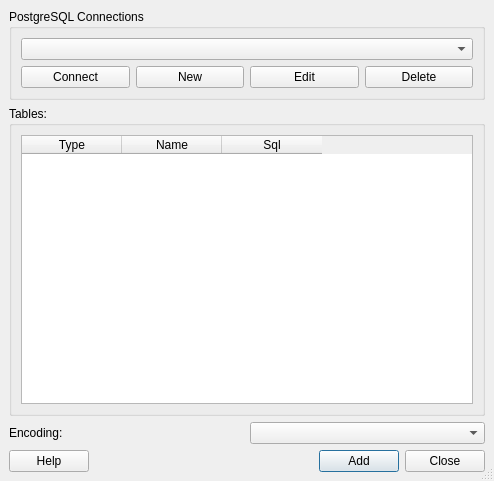
Old version of the form branches/ogr-plugin-branch/src/ui/qgsdbsourceselectbase.ui in the repository stopa85/Quantum-GIS.
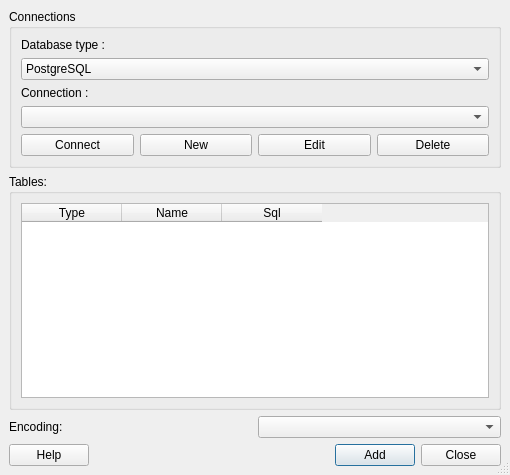
New version of the form. Icons and pictures are not drawn.

Commit message: Added combo to select connection type

Diff of the .ui file:
```diff
--- a/branches/ogr-plugin-branch/src/ui/qgsdbsourceselectbase.ui
+++ b/branches/ogr-plugin-branch/src/ui/qgsdbsourceselectbase.ui
@@ -5,8 +5,8 @@
    <rect>
     <x>0</x>
     <y>0</y>
-    <width>494</width>
-    <height>481</height>
+    <width>510</width>
+    <height>475</height>
    </rect>
   </property>
   <property name="windowTitle" >
@@ -21,14 +21,190 @@
   <property name="modal" >
    <bool>true</bool>
   </property>
-  <layout class="QGridLayout" >
+  <layout class="QVBoxLayout" >
    <property name="margin" >
     <number>9</number>
    </property>
    <property name="spacing" >
     <number>6</number>
    </property>
-   <item row="3" column="0" colspan="2" >
+   <item>
+    <widget class="QGroupBox" name="groupBox" >
+     <property name="title" >
+      <string>Connections</string>
+     </property>
+     <layout class="QHBoxLayout" >
+      <property name="margin" >
+       <number>9</number>
+      </property>
+      <property name="spacing" >
+       <number>6</number>
+      </property>
+      <item>
+       <layout class="QVBoxLayout" >
+        <property name="margin" >
+         <number>0</number>
+        </property>
+        <property name="spacing" >
+         <number>6</number>
+        </property>
+        <item>
+         <widget class="QLabel" name="label" >
+          <property name="text" >
+           <string>Database type :</string>
+          </property>
+         </widget>
+        </item>
+        <item>
+         <widget class="QComboBox" name="cmbType" >
+          <item>
+           <property name="text" >
+            <string>PostgreSQL</string>
+           </property>
+          </item>
+          <item>
+           <property name="text" >
+            <string>OgrPostgreSQL</string>
+           </property>
+          </item>
+          <item>
+           <property name="text" >
+            <string>OgrMySQL</string>
+           </property>
+          </item>
+          <item>
+           <property name="text" >
+            <string>OgrOracle</string>
+           </property>
+          </item>
+         </widget>
+        </item>
+        <item>
+         <widget class="QLabel" name="label_2" >
+          <property name="text" >
+           <string>Connection :</string>
+          </property>
+         </widget>
+        </item>
+        <item>
+         <widget class="QComboBox" name="cmbConnections" />
+        </item>
+        <item>
+         <layout class="QHBoxLayout" >
+          <property name="margin" >
+           <number>0</number>
+          </property>
+          <property name="spacing" >
+           <number>6</number>
+          </property>
+          <item>
+           <widget class="QPushButton" name="btnConnect" >
+            <property name="text" >
+             <string>Connect</string>
+            </property>
+           </widget>
+          </item>
+          <item>
+           <widget class="QPushButton" name="btnNew" >
+            <property name="text" >
+             <string>New</string>
+            </property>
+           </widget>
+          </item>
+          <item>
+           <widget class="QPushButton" name="btnEdit" >
+            <property name="text" >
+             <string>Edit</string>
+            </property>
+           </widget>
+          </item>
+          <item>
+           <widget class="QPushButton" name="btnDelete" >
+            <property name="text" >
+             <string>Delete</string>
+            </property>
+           </widget>
+          </item>
+         </layout>
+        </item>
+       </layout>
+      </item>
+     </layout>
+    </widget>
+   </item>
+   <item>
+    <widget class="QGroupBox" name="groupBox_2" >
+     <property name="title" >
+      <string>Tables:</string>
+     </property>
+     <layout class="QVBoxLayout" >
+      <property name="margin" >
+       <number>9</number>
+      </property>
+      <property name="spacing" >
+       <number>6</number>
+      </property>
+      <item>
+       <widget class="QTableWidget" name="lstTables" >
+        <property name="mouseTracking" >
+         <bool>true</bool>
+        </property>
+        <property name="editTriggers" >
+         <set>QAbstractItemView::NoEditTriggers</set>
+        </property>
+        <property name="selectionMode" >
+         <enum>QAbstractItemView::MultiSelection</enum>
+        </property>
+        <property name="selectionBehavior" >
+         <enum>QAbstractItemView::SelectRows</enum>
+        </property>
+        <property name="showGrid" >
+         <bool>false</bool>
+        </property>
+        <property name="gridStyle" >
+         <enum>Qt::SolidLine</enum>
+        </property>
+        <column>
+         <property name="text" >
+          <string>Type</string>
+         </property>
+        </column>
+        <column>
+         <property name="text" >
+          <string>Name</string>
+         </property>
+        </column>
+        <column>
+         <property name="text" >
+          <string>Sql</string>
+         </property>
+        </column>
+       </widget>
+      </item>
+     </layout>
+    </widget>
+   </item>
+   <item>
+    <layout class="QHBoxLayout" >
+     <property name="margin" >
+      <number>0</number>
+     </property>
+     <property name="spacing" >
+      <number>6</number>
+     </property>
+     <item>
+      <widget class="QLabel" name="mEncodingLabel" >
+       <property name="text" >
+        <string>Encoding:</string>
+       </property>
+      </widget>
+     </item>
+     <item>
+      <widget class="QComboBox" name="mEncodingComboBox" />
+     </item>
+    </layout>
+   </item>
+   <item>
     <layout class="QHBoxLayout" >
      <property name="margin" >
       <number>0</number>
@@ -99,114 +275,6 @@
      </item>
     </layout>
    </item>
-   <item row="2" column="1" >
-    <widget class="QComboBox" name="mEncodingComboBox" />
-   </item>
-   <item row="2" column="0" >
-    <widget class="QLabel" name="mEncodingLabel" >
-     <property name="text" >
-      <string>Encoding:</string>
-     </property>
-    </widget>
-   </item>
-   <item row="1" column="0" colspan="2" >
-    <widget class="QGroupBox" name="groupBox_2" >
-     <property name="title" >
-      <string>Tables:</string>
-     </property>
-     <layout class="QGridLayout" >
-      <property name="margin" >
-       <number>9</number>
-      </property>
-      <property name="spacing" >
-       <number>6</number>
-      </property>
-      <item row="0" column="0" >
-       <widget class="QTableWidget" name="lstTables" >
-        <property name="mouseTracking" >
-         <bool>true</bool>
-        </property>
-        <property name="editTriggers" >
-         <set>QAbstractItemView::NoEditTriggers</set>
-        </property>
-        <property name="selectionMode" >
-         <enum>QAbstractItemView::MultiSelection</enum>
-        </property>
-        <property name="selectionBehavior" >
-         <enum>QAbstractItemView::SelectRows</enum>
-        </property>
-        <property name="showGrid" >
-         <bool>false</bool>
-        </property>
-        <property name="gridStyle" >
-         <enum>Qt::SolidLine</enum>
-        </property>
-        <column>
-         <property name="text" >
-          <string>Type</string>
-         </property>
-        </column>
-        <column>
-         <property name="text" >
-          <string>Name</string>
-         </property>
-        </column>
-        <column>
-         <property name="text" >
-          <string>Sql</string>
-         </property>
-        </column>
-       </widget>
-      </item>
-     </layout>
-    </widget>
-   </item>
-   <item row="0" column="0" colspan="2" >
-    <widget class="QGroupBox" name="groupBox" >
-     <property name="title" >
-      <string>PostgreSQL Connections</string>
-     </property>
-     <layout class="QGridLayout" >
-      <property name="margin" >
-       <number>9</number>
-      </property>
-      <property name="spacing" >
-       <number>6</number>
-      </property>
-      <item row="1" column="3" >
-       <widget class="QPushButton" name="btnDelete" >
-        <property name="text" >
-         <string>Delete</string>
-        </property>
-       </widget>
-      </item>
-      <item row="1" column="2" >
-       <widget class="QPushButton" name="btnEdit" >
-        <property name="text" >
-         <string>Edit</string>
-        </property>
-       </widget>
-      </item>
-      <item row="1" column="1" >
-       <widget class="QPushButton" name="btnNew" >
-        <property name="text" >
-         <string>New</string>
-        </property>
-       </widget>
-      </item>
-      <item row="1" column="0" >
-       <widget class="QPushButton" name="btnConnect" >
-        <property name="text" >
-         <string>Connect</string>
-        </property>
-       </widget>
-      </item>
-      <item row="0" column="0" colspan="4" >
-       <widget class="QComboBox" name="cmbConnections" />
-      </item>
-     </layout>
-    </widget>
-   </item>
   </layout>
  </widget>
  <layoutdefault spacing="6" margin="11" />
```
Left out of the diff: 2 changed lines with no effect on the pictures.
